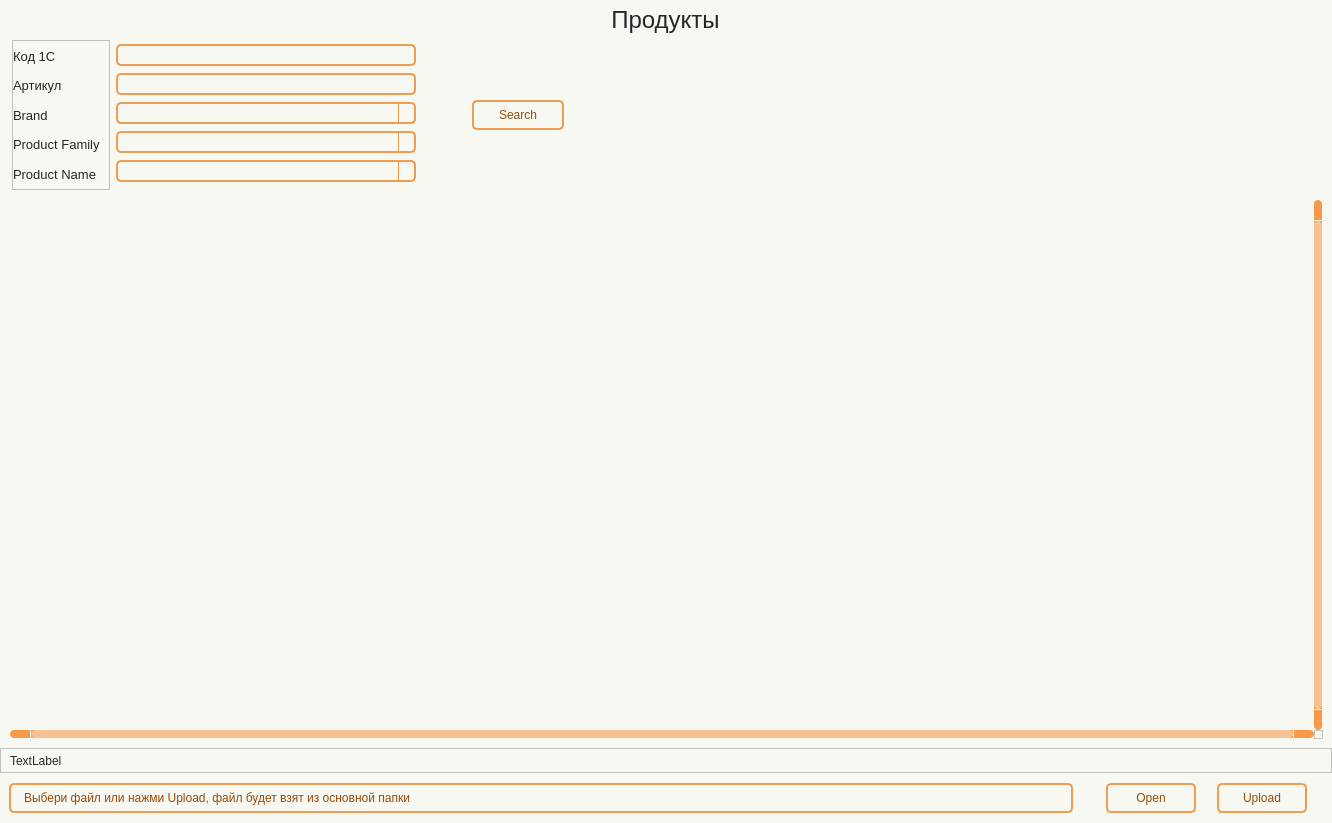
Old version of the form wind/pages/products.ui in the repository Masik84/Daily_Report_QT.
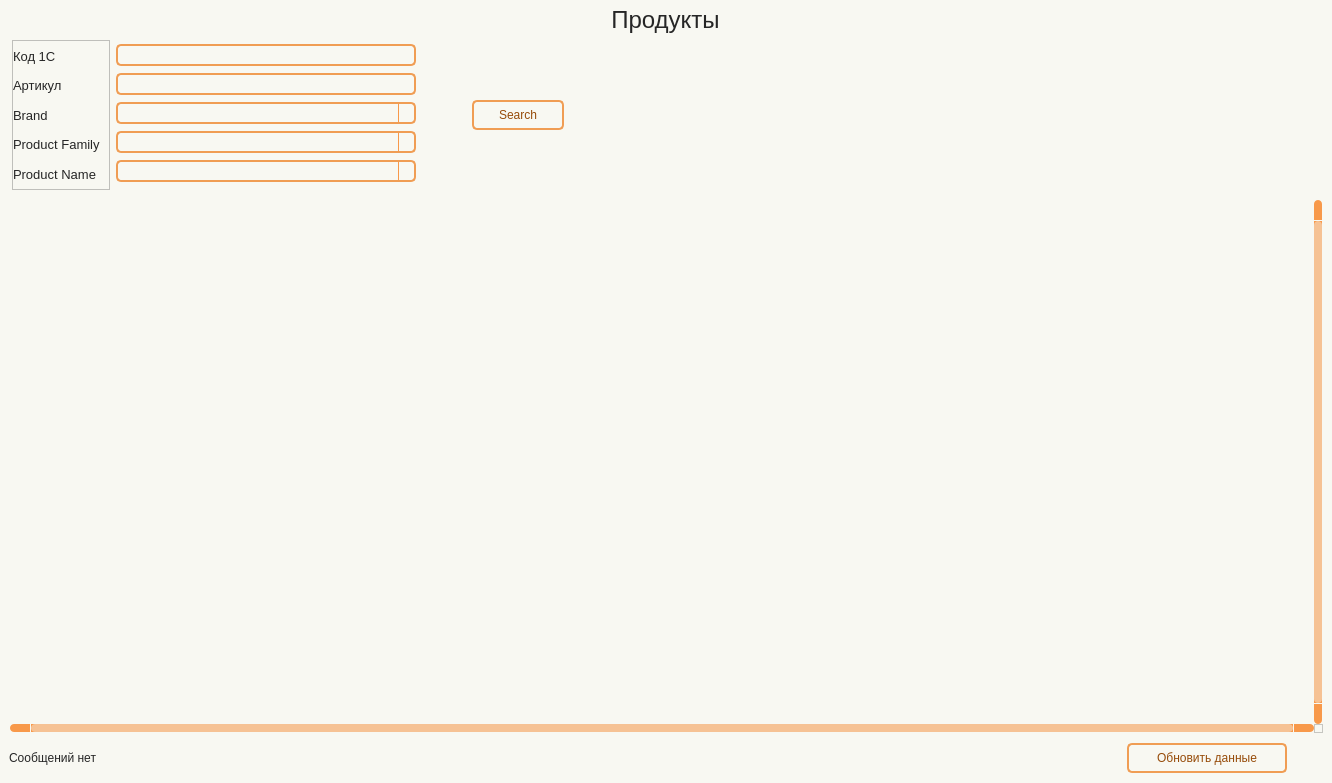
New version of the form. Icons and pictures are not drawn.

The edit to the form file:
```diff
--- a/wind/pages/products.ui
+++ b/wind/pages/products.ui
@@ -7,7 +7,7 @@
     <x>0</x>
     <y>0</y>
     <width>1332</width>
-    <height>823</height>
+    <height>783</height>
    </rect>
   </property>
   <property name="minimumSize">
@@ -425,7 +425,7 @@
        <number>0</number>
       </property>
       <property name="bottomMargin">
-       <number>0</number>
+       <number>9</number>
       </property>
       <item alignment="Qt::AlignmentFlag::AlignHCenter">
        <widget class="QLabel" name="Title_label">
@@ -888,46 +888,12 @@
         </attribute>
        </widget>
       </item>
-      <item>
-       <widget class="QFrame" name="frame_6">
-        <property name="minimumSize">
-         <size>
-          <width>0</width>
-          <height>25</height>
-         </size>
-        </property>
-        <property name="frameShape">
-         <enum>QFrame::Shape::StyledPanel</enum>
-        </property>
-        <property name="frameShadow">
-         <enum>QFrame::Shadow::Raised</enum>
-        </property>
-        <layout class="QHBoxLayout" name="horizontalLayout_5">
-         <property name="spacing">
-          <number>0</number>
-         </property>
-         <property name="topMargin">
-          <number>0</number>
-         </property>
-         <property name="bottomMargin">
-          <number>0</number>
-         </property>
-         <item>
-          <widget class="QLabel" name="label_msg">
-           <property name="text">
-            <string>TextLabel</string>
-           </property>
-          </widget>
-         </item>
-        </layout>
-       </widget>
-      </item>
       <item>
        <widget class="QFrame" name="frame_Update">
         <property name="minimumSize">
          <size>
           <width>0</width>
-          <height>50</height>
+          <height>0</height>
          </size>
         </property>
         <property name="maximumSize">
@@ -957,36 +923,14 @@
            <property name="minimumSize">
             <size>
              <width>0</width>
-             <height>50</height>
+             <height>0</height>
             </size>
            </property>
            <layout class="QVBoxLayout" name="verticalLayout_5">
             <item>
-             <widget class="QLabel" name="label_Prod_File">
-              <property name="minimumSize">
-               <size>
-                <width>0</width>
-                <height>30</height>
-               </size>
-              </property>
-              <property name="maximumSize">
-               <size>
-                <width>16777215</width>
-                <height>30</height>
-               </size>
-              </property>
-              <property name="styleSheet">
-               <string notr="true">QLabel {
-	background-color: #f8f8f2;
-	border-radius: 5px;
-	border: 2px solid #f09d54;
-	padding-left: 10px;
-	color: #964b09;
-	font: 10pt &quot;Tahoma&quot;;
-}</string>
-              </property>
+             <widget class="QLabel" name="label_msg">
               <property name="text">
-               <string>Выбери файл или нажми Upload, файл будет взят из основной папки</string>
+               <string>Сообщений нет</string>
               </property>
              </widget>
             </item>
@@ -998,7 +942,7 @@
            <property name="minimumSize">
             <size>
              <width>120</width>
-             <height>50</height>
+             <height>0</height>
             </size>
            </property>
            <property name="maximumSize">
@@ -1008,49 +952,41 @@
             </size>
            </property>
            <layout class="QHBoxLayout" name="horizontalLayout_3">
-            <item>
-             <widget class="QPushButton" name="btn_open_file">
-              <property name="minimumSize">
-               <size>
-                <width>90</width>
-                <height>30</height>
-               </size>
-              </property>
-              <property name="maximumSize">
-               <size>
-                <width>90</width>
-                <height>16777215</height>
-               </size>
-              </property>
-              <property name="text">
-               <string>Open</string>
-              </property>
-              <property name="icon">
-               <iconset resource="../resource.qrc">
-                <normaloff>:/icon/icon/folder — копия — копия.svg</normaloff>:/icon/icon/folder — копия — копия.svg</iconset>
-              </property>
-             </widget>
-            </item>
+            <property name="spacing">
+             <number>0</number>
+            </property>
+            <property name="leftMargin">
+             <number>0</number>
+            </property>
+            <property name="topMargin">
+             <number>0</number>
+            </property>
+            <property name="rightMargin">
+             <number>0</number>
+            </property>
+            <property name="bottomMargin">
+             <number>0</number>
+            </property>
             <item>
              <widget class="QPushButton" name="btn_upload_file">
               <property name="minimumSize">
                <size>
-                <width>90</width>
+                <width>160</width>
                 <height>30</height>
                </size>
               </property>
               <property name="maximumSize">
                <size>
-                <width>90</width>
+                <width>160</width>
                 <height>16777215</height>
                </size>
               </property>
               <property name="text">
-               <string>Upload</string>
+               <string>Обновить данные</string>
               </property>
               <property name="icon">
                <iconset resource="../resource.qrc">
-                <normaloff>:/icon/icon/upload — копия — копия.svg</normaloff>:/icon/icon/upload — копия — копия.svg</iconset>
+                <normaloff>:/icon/icon/refresh-ccw — копия — копия.svg</normaloff>:/icon/icon/refresh-ccw — копия — копия.svg</iconset>
               </property>
              </widget>
             </item>
```
